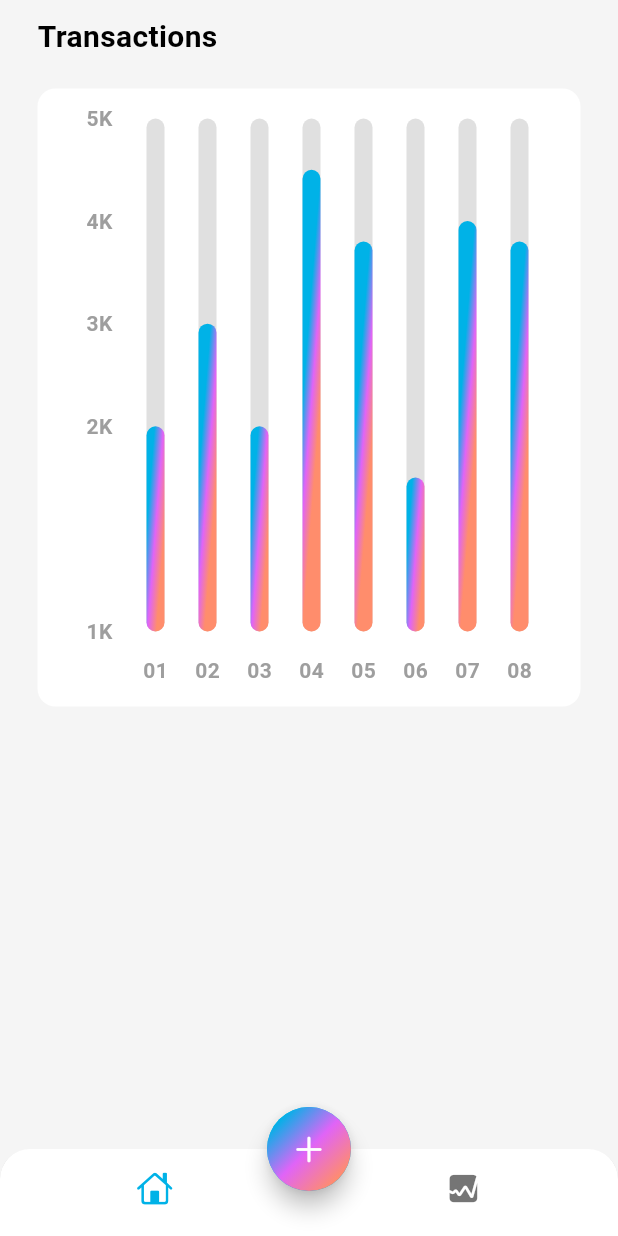
After one commit to dot-ruth/expense-tracker-flutter, a Flutter app: the screen it shows after launch, item 2 of the bottom bar chosen, on a phone screen of 412 x 824 dp. The commit adds this screen. Run offline on Flutter 3.47's test engine with Material 3 defaults, Android fonts, the phone set to English and light mode, and no system bars; drawn by our look-alikes of fl_chart; our stand-ins replace font_awesome_flutter.

Commit message:
FEAT|#4| added the chart widget

```diff
--- /dev/null
+++ b/expense_tracker/lib/screens/Stats/chart.dart
@@ -0,0 +1,171 @@
+import 'dart:math';
+import 'package:fl_chart/fl_chart.dart';
+import 'package:flutter/material.dart';
+
+class MyChart extends StatefulWidget {
+  const MyChart({super.key});
+
+  @override
+  State<MyChart> createState() => _MyChartState();
+}
+
+class _MyChartState extends State<MyChart> {
+  @override
+  Widget build(BuildContext context) {
+    return BarChart(
+      mainBarData(),
+    );
+  }
+
+  BarChartGroupData makeGroupData(int x, double y) {
+    return BarChartGroupData(
+      x: x,
+      barRods: [
+        BarChartRodData(
+          toY: y,
+          gradient: LinearGradient(
+            colors: [
+              Theme.of(context).colorScheme.primary,
+              Theme.of(context).colorScheme.secondary,
+              Theme.of(context).colorScheme.tertiary,
+            ],
+            transform: const GradientRotation(pi / 40),
+          ),
+          width: 12,
+          backDrawRodData: BackgroundBarChartRodData(
+            show: true,
+            toY: 5,
+            color: Colors.grey.shade300
+          )
+        )
+      ]
+    );
+  }
+
+  List<BarChartGroupData> showingGroups() => List.generate(8, (i) {
+    switch (i) {
+      case 0:
+        return makeGroupData(0, 2);
+      case 1:
+        return makeGroupData(1, 3);
+      case 2:
+        return makeGroupData(2, 2);
+      case 3:
+        return makeGroupData(3, 4.5);
+      case 4:
+        return makeGroupData(4, 3.8);
+      case 5:
+        return makeGroupData(5, 1.5);
+      case 6:
+        return makeGroupData(6, 4);
+      case 7:
+        return makeGroupData(7, 3.8);
+      default:
+        return throw Error();
+    }
+  });
+
+  BarChartData mainBarData() {
+    return BarChartData(
+      titlesData: FlTitlesData(
+        show: true,
+        rightTitles: const AxisTitles(
+          sideTitles: SideTitles(showTitles: false)
+        ),
+        topTitles: const AxisTitles(
+          sideTitles: SideTitles(showTitles: false)
+        ),
+        bottomTitles: AxisTitles(
+          sideTitles: SideTitles(
+            showTitles: true,
+            reservedSize: 38,
+            getTitlesWidget: getTiles,
+          )
+        ),
+        leftTitles: AxisTitles(
+          sideTitles: SideTitles(
+            showTitles: true,
+            reservedSize: 38,
+            getTitlesWidget: leftTitles,
+          ),
+        ),
+      ),
+      borderData: FlBorderData(
+        show: false
+      ),
+      gridData: const FlGridData(show: false),
+      barGroups: showingGroups(),
+    );
+  }
+
+  Widget getTiles(double value, TitleMeta meta) {
+    const style = TextStyle(
+      color: Colors.grey,
+      fontWeight: FontWeight.bold,
+      fontSize: 14,
+    );
+    Widget text;
+
+    switch (value.toInt()) {
+      case 0:
+        text = const Text('01', style: style);
+        break;
+      case 1:
+        text = const Text('02', style: style);
+        break;
+      case 2:
+        text = const Text('03', style: style);
+        break;
+      case 3:
+        text = const Text('04', style: style);
+        break;
+      case 4:
+        text = const Text('05', style: style);
+        break;
+      case 5:
+        text = const Text('06', style: style);
+        break;
+      case 6:
+        text = const Text('07', style: style);
+        break;
+      case 7:
+        text = const Text('08', style: style);
+        break;
+      default:
+        text = const Text('', style: style);
+        break;
+    }
+    return SideTitleWidget(
+      meta: meta,
+      space: 16,
+      child: text,
+    );
+  }
+
+   Widget leftTitles(double value, TitleMeta meta) {
+    const style = TextStyle(
+      color: Colors.grey,
+      fontWeight: FontWeight.bold,
+      fontSize: 14,
+    );
+    String text;
+    if (value == 0) {
+      text = '1K';
+    } else if (value == 2) {
+      text = '2K';
+    } else if (value == 3) {
+      text = '3K';
+    } else if (value == 4) {
+      text = '4K';
+    } else if (value == 5) {
+      text = '5K';
+    } else {
+      return Container();
+    }
+    return SideTitleWidget(
+      meta: meta,
+      space: 0,
+      child: Text(text, style: style),
+    );
+  }
+}
--- /dev/null
+++ b/expense_tracker/lib/screens/Stats/stats.dart
@@ -0,0 +1,41 @@
+import 'package:flutter/material.dart';
+
+import 'chart.dart';
+
+class StatScreen extends StatelessWidget {
+  const StatScreen({super.key});
+
+  @override
+  Widget build(BuildContext context) {
+    return SafeArea(
+      child: Padding(
+        padding: const EdgeInsets.symmetric(horizontal: 25.0, vertical: 10),
+        child: Column(
+          crossAxisAlignment: CrossAxisAlignment.start,
+          children: [
+            const Text(
+              'Transactions',
+              style: TextStyle(
+                fontSize: 20,
+                fontWeight: FontWeight.bold
+              ),
+            ),
+            const SizedBox(height: 20),
+            Container(
+              width: MediaQuery.of(context).size.width,
+              height: MediaQuery.of(context).size.width,
+              decoration: BoxDecoration(
+                color: Colors.white,
+                borderRadius: BorderRadius.circular(12)
+              ),
+              child: const Padding(
+                padding: EdgeInsets.fromLTRB(12, 20, 12, 12),
+                child: MyChart(),
+              )
+            )
+          ],
+        ),
+      ),
+    );
+  }
+}
--- a/expense_tracker/lib/screens/home/views/home_screen.dart
+++ b/expense_tracker/lib/screens/home/views/home_screen.dart
@@ -1,11 +1,20 @@
 import 'dart:math';
 
+import 'package:expense_tracker/screens/Stats/stats.dart';
 import 'package:expense_tracker/screens/home/views/main_screen.dart';
 import 'package:flutter/cupertino.dart';
 import 'package:flutter/material.dart';
 
-class HomeScreen extends StatelessWidget {
+class HomeScreen extends StatefulWidget {
   const HomeScreen({super.key});
+
+  @override
+  State<HomeScreen> createState() => _HomeScreenState();
+}
+
+class _HomeScreenState extends State<HomeScreen> {
+
+  int index = 0;
 
   @override
   Widget build(BuildContext context) {
@@ -16,6 +25,11 @@ class HomeScreen extends StatelessWidget {
           top: Radius.circular(20),
         ),
         child: BottomNavigationBar(
+        onTap: (value){
+          setState(() {
+            index = value;
+          });
+        },
         backgroundColor: Colors.white,
         showSelectedLabels: false,
         showUnselectedLabels: false,
@@ -44,7 +58,7 @@ class HomeScreen extends StatelessWidget {
         ) ,
         child: const Icon(CupertinoIcons.add),
         )),
-        body: const MainScreen(),
+        body: index == 0 ? MainScreen() : StatScreen(),
     );
   }
 }
--- a/expense_tracker/pubspec.yaml
+++ b/expense_tracker/pubspec.yaml
@@ -35,6 +35,7 @@ dependencies:
   # Use with the CupertinoIcons class for iOS style icons.
   cupertino_icons: ^1.0.8
   font_awesome_flutter: ^10.8.0
+  fl_chart: ^0.70.2
 
 dev_dependencies:
   flutter_test:
```
Also changed, not shown: expense_tracker/pubspec.lock.
